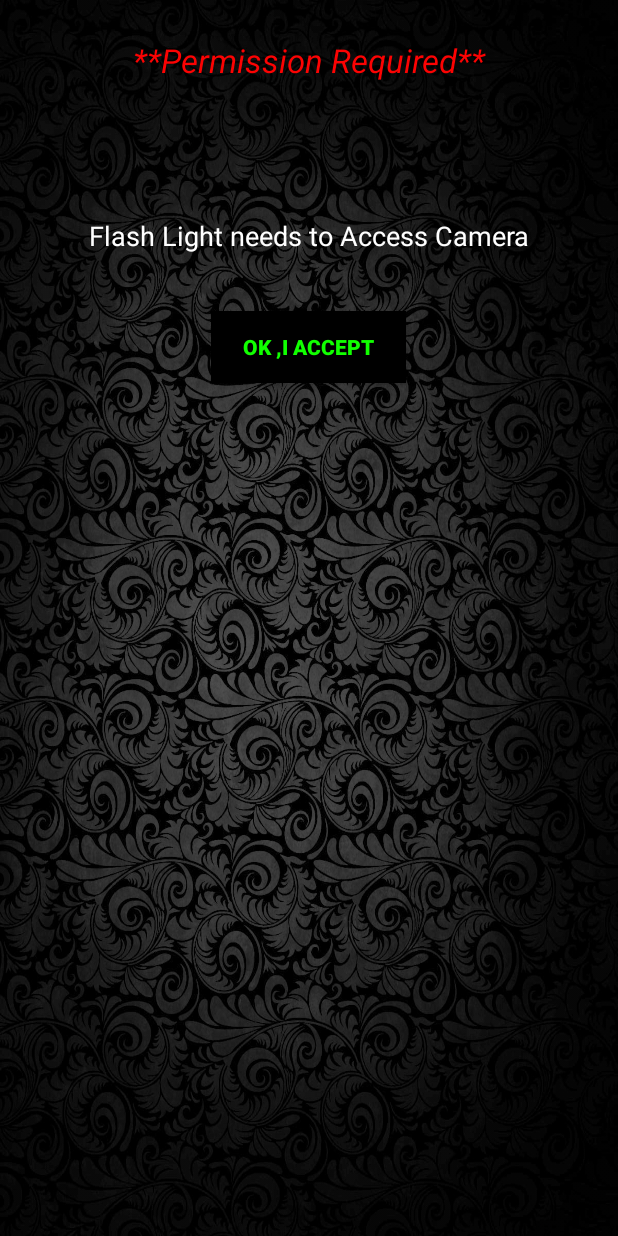
After one commit to Ankit289Prasad/Flash_Light, an Android app: the Main2Activity screen opened directly, with no data from a screen before it, on a phone screen of 412 x 824 dp. The commit adds this screen. Run offline under Robolectric (Android 15) with nearby library versions, the phone set to English and light mode, and no system bars.

Commit message:
Permission UI update

```diff
--- a/app/src/main/AndroidManifest.xml
+++ b/app/src/main/AndroidManifest.xml
@@ -1,6 +1,10 @@
 <?xml version="1.0" encoding="utf-8"?>
 <manifest xmlns:android="http://schemas.android.com/apk/res/android"
     package="com.developes.flash_light">
+
+
+    <uses-permission android:name="android.permission.CAMERA"/>
+    <uses-feature android:name="android.hardware.camera"/>
 
     <application
         android:allowBackup="true"
@@ -16,6 +20,7 @@
                 <category android:name="android.intent.category.LAUNCHER" />
             </intent-filter>
         </activity>
+        <activity android:name=".Main2Activity"></activity>
     </application>
 
 </manifest>
--- /dev/null
+++ b/app/src/main/java/com/developes/flash_light/Main2Activity.java
@@ -0,0 +1,58 @@
+package com.developes.flash_light;
+
+import android.Manifest;
+import android.content.Intent;
+import android.content.pm.PackageManager;
+import android.support.annotation.NonNull;
+import android.support.v4.app.ActivityCompat;
+import android.support.v7.app.AppCompatActivity;
+import android.os.Bundle;
+import android.view.View;
+import android.widget.Button;
+
+import java.security.Permission;
+
+public class Main2Activity extends AppCompatActivity {
+
+    Button btnAccept;
+    @Override
+    protected void onCreate(Bundle savedInstanceState) {
+        super.onCreate(savedInstanceState);
+        setContentView(R.layout.activity_main2);
+        btnAccept = (Button) findViewById(R.id.btnAccept);
+
+        btnAccept.setOnClickListener(new View.OnClickListener() {
+            @Override
+            public void onClick(View v) {
+
+                ActivityCompat.requestPermissions(Main2Activity.this,new String[]{Manifest.permission.CAMERA},12);
+            }
+        });
+    }
+
+    @Override
+    public void onRequestPermissionsResult(int requestCode, @NonNull String[] permissions, @NonNull int[] grantResults) {
+
+        switch (requestCode){
+
+            case 12:
+                if (grantResults[0]==PackageManager.PERMISSION_GRANTED){
+
+                    startActivity(new Intent(getApplicationContext(),MainActivity.class));
+                    finish();
+                }
+                else{
+                    checkPermission();
+                }
+
+                break;
+        }
+
+    }
+
+    public boolean checkPermission(){
+
+        int result = ActivityCompat.checkSelfPermission(getApplicationContext(),Manifest.permission.CAMERA);
+        return result == PackageManager.PERMISSION_GRANTED;
+    }
+}
--- /dev/null
+++ b/app/src/main/res/layout/activity_main2.xml
@@ -0,0 +1,54 @@
+<?xml version="1.0" encoding="utf-8"?>
+<RelativeLayout xmlns:android="http://schemas.android.com/apk/res/android"
+    xmlns:app="http://schemas.android.com/apk/res-auto"
+    xmlns:tools="http://schemas.android.com/tools"
+    android:layout_width="match_parent"
+    android:layout_height="match_parent"
+    android:background="@drawable/background"
+    tools:context=".Main2Activity">
+
+    <TextView
+
+        android:id="@+id/textView1"
+        android:layout_width="match_parent"
+        android:layout_height="wrap_content"
+        android:text="**Permission Required**"
+        android:textColor="#fc0303"
+        android:textSize="22sp"
+        android:textStyle="italic"
+        android:textAlignment="center"
+        android:layout_marginTop="25dp"
+
+        />
+
+    <TextView
+        android:id="@+id/textView2"
+        android:layout_marginTop="90dp"
+        android:layout_below="@+id/textView1"
+        android:layout_width="match_parent"
+        android:layout_height="wrap_content"
+        android:text="Flash Light needs to Access Camera"
+        android:textColor="#ffffff"
+        android:textSize="18sp"
+        android:textAlignment="center"
+
+        />
+
+    <Button
+        android:id="@+id/btnAccept"
+        android:layout_width="wrap_content"
+        android:layout_height="wrap_content"
+        android:layout_below="@+id/textView2"
+        android:layout_centerInParent="true"
+        android:layout_marginTop="38dp"
+        android:width="130dp"
+        android:background="#000000"
+        android:text=" Ok ,I Accept "
+        android:textColor="#11ff00"
+        android:textSize="14sp"
+        android:textStyle="bold"
+
+
+        />
+
+</RelativeLayout>
--- a/app/src/main/res/values/colors.xml
+++ b/app/src/main/res/values/colors.xml
@@ -1,6 +1,6 @@
 <?xml version="1.0" encoding="utf-8"?>
 <resources>
-    <color name="colorPrimary">#008577</color>
-    <color name="colorPrimaryDark">#00574B</color>
+    <color name="colorPrimary">#3F51B5</color>
+    <color name="colorPrimaryDark">#101010</color>
     <color name="colorAccent">#D81B60</color>
 </resources>
--- a/app/src/main/res/values/styles.xml
+++ b/app/src/main/res/values/styles.xml
@@ -1,7 +1,7 @@
 <resources>
 
     <!-- Base application theme. -->
-    <style name="AppTheme" parent="Theme.AppCompat.Light.DarkActionBar">
+    <style name="AppTheme" parent="Theme.AppCompat.Light.NoActionBar">
         <!-- Customize your theme here. -->
         <item name="colorPrimary">@color/colorPrimary</item>
         <item name="colorPrimaryDark">@color/colorPrimaryDark</item>
```
Also changed, not shown: app/src/main/java/com/developes/flash_light/MainActivity.java (+22 -0 lines), app/src/main/res/layout/activity_main.xml (+13 -2 lines), app/src/main/res/drawable/background.png (added), app/src/main/res/drawable/icon.png (added), app/src/main/res/drawable/offbutton.png (added), app/src/main/res/drawable/onbutton.png (added), 1 other file.
